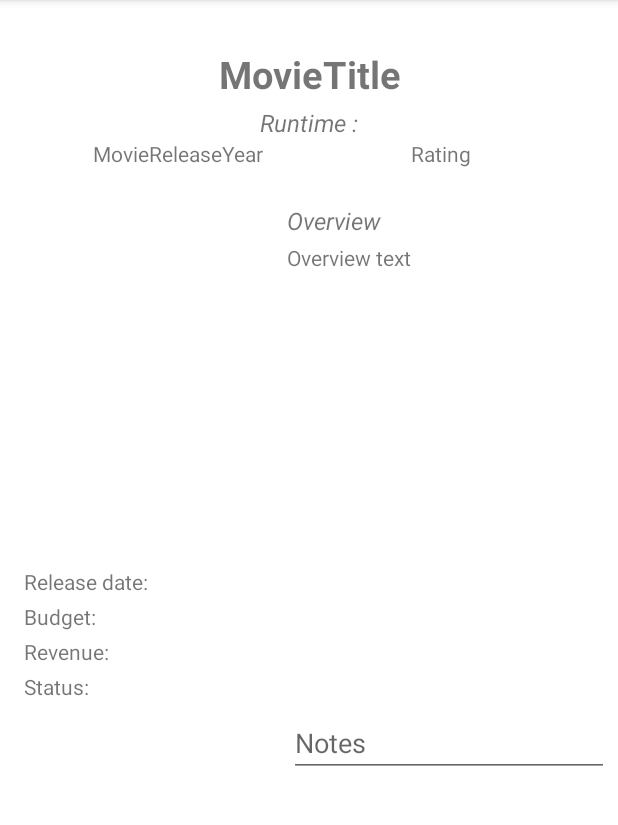
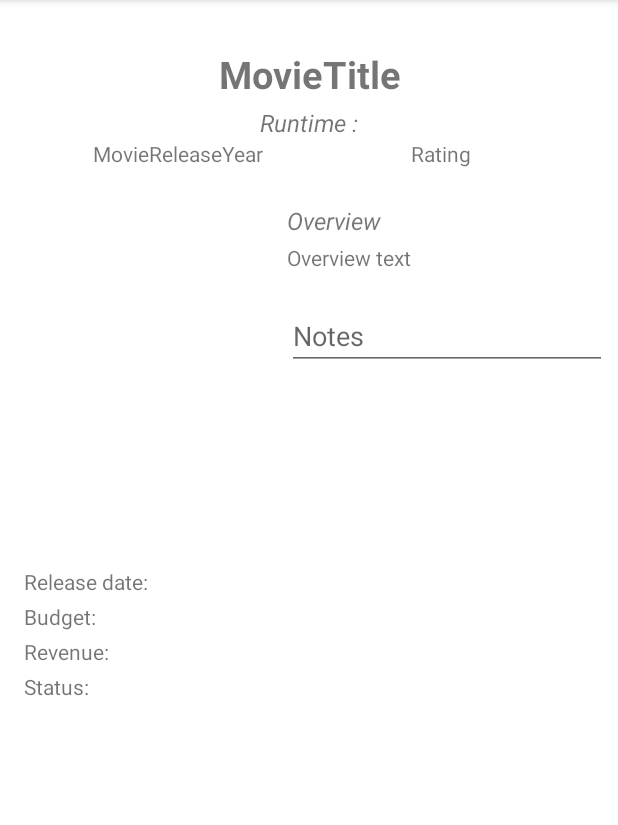
Before and after one commit to Warcerg/CinemaLib, an Android app: the fragment MovieDetailsFragment placed in its activity, on a phone screen of 412 x 824 dp, the part 84-909 px from its top. Run offline under Robolectric (Android 15) with nearby library versions, the phone set to English and light mode, and no system bars; libraries missing offline, so code that uses them is left out: coil.api.load; network calls fail; pictures from the network do not load.

Commit message:
Практическая работа 8
done

```diff
--- a/app/src/main/java/com/example/cinemalib/framework/ui/details/MovieDetailsFragment.kt
+++ b/app/src/main/java/com/example/cinemalib/framework/ui/details/MovieDetailsFragment.kt
@@ -12,14 +12,18 @@ import com.example.cinemalib.R
 import com.example.cinemalib.databinding.MovieDetailsFragmentBinding
 import com.example.cinemalib.model.AppState
 import com.example.cinemalib.model.entities.Movie
+import com.example.cinemalib.model.entities.MovieCard
 import com.example.cinemalib.model.received_data.ApiUtils
+import kotlinx.coroutines.*
 import org.koin.androidx.viewmodel.ext.android.viewModel
 
 
-class MovieDetailsFragment : Fragment() {
+class MovieDetailsFragment : Fragment(), CoroutineScope by MainScope() {
     private var _binding: MovieDetailsFragmentBinding? = null
     private val binding get() = _binding!!
     private val viewModel: MovieDetailsViewModel by viewModel()
+    private lateinit var movCard: MovieCard
+    private val yearSymbolCount = 4
 
     override fun onCreateView(
         inflater: LayoutInflater,
@@ -47,7 +51,7 @@ class MovieDetailsFragment : Fragment() {
                                 getString(R.string.movieDetails_runtime)
                                     .plus(appState.movieCardData.runtime.toString())
                             movieDetailsReleaseYear.text =
-                                appState.movieCardData.release_date.subSequence(0, 4)
+                                appState.movieCardData.release_date.subSequence(0, yearSymbolCount)
                             movieDetailsMovieRating.text = appState.movieCardData.rating.toString()
                             movieDetailsPosterImage.load("${ApiUtils.posterUrl}${appState.movieCardData.poster}") {
                                 scale(Scale.FIT)
@@ -72,11 +76,20 @@ class MovieDetailsFragment : Fragment() {
                                     .plus(" \n")
                                     .plus(appState.movieCardData.status)
                             movieDetailsNote.setText(appState.movieCardData.note)
+                            movCard = appState.movieCardData
                         }
                     }
                 })
 
             }
+        }
+    }
+
+    override fun onStop() {
+        super.onStop()
+        with(binding) {
+            movCard.note = movieDetailsNote.editableText.toString()
+            viewModel.updateEntity(movCard)
         }
     }
 
--- a/app/src/main/java/com/example/cinemalib/framework/ui/history/HistoryViewModel.kt
+++ b/app/src/main/java/com/example/cinemalib/framework/ui/history/HistoryViewModel.kt
@@ -9,10 +9,11 @@ import kotlinx.coroutines.Dispatchers
 import kotlinx.coroutines.MainScope
 import kotlinx.coroutines.launch
 
-class HistoryViewModel(private val repository: Repository) : ViewModel(), CoroutineScope by MainScope() {
+class HistoryViewModel(private val repository: Repository) : ViewModel(),
+    CoroutineScope by MainScope() {
     val historyLiveData: MutableLiveData<AppState> = MutableLiveData()
 
-    fun getAllHistory(){
+    fun getAllHistory() {
         launch(Dispatchers.IO) {
             historyLiveData.postValue(AppState.SuccessMovieCardHistory(repository.getAllHistory()))
         }
--- a/app/src/main/java/com/example/cinemalib/framework/ui/main/MainFragment.kt
+++ b/app/src/main/java/com/example/cinemalib/framework/ui/main/MainFragment.kt
@@ -9,9 +9,9 @@ import com.example.cinemalib.R
 import com.example.cinemalib.databinding.MainFragmentBinding
 import com.example.cinemalib.framework.ui.details.MovieDetailsFragment
 import com.example.cinemalib.framework.ui.adapters.MovieListAdapter
+import com.example.cinemalib.framework.ui.settings.SettingsFragment
 import com.example.cinemalib.model.AppState
 import com.example.cinemalib.model.entities.Movie
-import com.example.cinemalib.snackbarShow
 import com.google.android.material.snackbar.Snackbar
 import org.koin.androidx.viewmodel.ext.android.viewModel
 
@@ -25,7 +25,7 @@ class MainFragment : Fragment() {
     private var adapterTopMoviesList: MovieListAdapter? = null
     private val NOWPLAYING = "now_playing"
     private val TOPRATED = "top_rated"
-    private val IS_ADULT_FILTER = "ADULT_FILTER"
+
 
     private var isAdultFilter: Boolean = false
 
@@ -55,7 +55,8 @@ class MainFragment : Fragment() {
 
     private fun loadData() {
         activity?.let {
-            isAdultFilter = it.getPreferences(Context.MODE_PRIVATE).getBoolean(IS_ADULT_FILTER, false)
+            isAdultFilter =
+                it.getPreferences(Context.MODE_PRIVATE).getBoolean(SettingsFragment.ADULTFILTER, false)
         }
     }
 
@@ -108,7 +109,7 @@ class MainFragment : Fragment() {
                 }
                 ).apply {
                     if (isAdultFilter) {
-                        setMovieList(appState.movieData[1].filter { !it.adult})
+                        setMovieList(appState.movieData[1].filter { !it.adult })
                     } else {
                         setMovieList(appState.movieData[1])
                     }
--- a/app/src/main/java/com/example/cinemalib/model/database/HistoryEntity.kt
+++ b/app/src/main/java/com/example/cinemalib/model/database/HistoryEntity.kt
@@ -11,7 +11,7 @@ data class HistoryEntity(
   val release_date: String,
   val revenue: Int,
   val runtime: Int,
-  val plot_overview: String?,
+  val plot_overview: String,
   val rating: Double,
   val status: String,
   val poster: String,
--- a/app/src/main/java/com/example/cinemalib/model/repository/Repository.kt
+++ b/app/src/main/java/com/example/cinemalib/model/repository/Repository.kt
@@ -8,4 +8,6 @@ interface Repository {
     fun getMovieCardFromServer(movie_id: Int): MovieCard
     fun getAllHistory() : List<MovieCard>
     fun saveEntity(movieCard: MovieCard)
+    fun getNoteEntity(movie_id: Int) : String
+    fun isEntityExists(movie_id: Int) : Boolean
 }
--- a/app/src/main/res/layout/movie_details_fragment.xml
+++ b/app/src/main/res/layout/movie_details_fragment.xml
@@ -137,28 +137,17 @@
                 app:layout_constraintStart_toStartOf="@+id/movieDetailsMovieSynopsisHeader"
                 app:layout_constraintTop_toBottomOf="@+id/movieDetailsMovieSynopsisHeader" />
 
-            <TextView
-                android:id="@+id/movieDetailsMovieTriviaHeader"
+            <EditText
+                android:id="@+id/movieDetailsNote"
                 android:layout_width="wrap_content"
                 android:layout_height="wrap_content"
-                android:text="@string/movieDetails_trivia"
-                android:textSize="@dimen/movie_details_small_headings_text_size"
-                android:textStyle="italic"
-                android:visibility="invisible"
-                app:layout_constraintEnd_toEndOf="@+id/movieDetailsMovieSynopsisText"
-                app:layout_constraintHorizontal_bias="1.0"
-                app:layout_constraintStart_toStartOf="@+id/movieDetailsMovieSynopsisText"
-                app:layout_constraintTop_toBottomOf="@+id/movieDetailsMovieSynopsisText" />
+                android:ems="10"
+                android:layout_marginTop="@dimen/editText_margin_top"
+                android:hint="@string/notes"
+                android:inputType="textMultiLine"
+                android:selectAllOnFocus="false"
+                android:text="" />
 
-            <TextView
-                android:id="@+id/movieDetailsMovieTriviaText"
-                android:layout_width="wrap_content"
-                android:layout_height="wrap_content"
-                android:text="@string/movieDetails_triviatext"
-                android:visibility="invisible"
-                app:layout_constraintEnd_toEndOf="@+id/movieDetailsMovieTriviaHeader"
-                app:layout_constraintStart_toStartOf="@+id/movieDetailsMovieTriviaHeader"
-                app:layout_constraintTop_toBottomOf="@+id/movieDetailsMovieTriviaHeader" />
         </LinearLayout>
 
 
@@ -174,19 +163,4 @@
         app:layout_constraintTop_toBottomOf="@+id/movieDetailsReleaseYear"
         tools:srcCompat="@tools:sample/avatars" />
 
-    <EditText
-        android:id="@+id/movieDetailsNote"
-        android:layout_width="wrap_content"
-        android:layout_height="wrap_content"
-        android:ems="10"
-        android:hint="@string/notes"
-        android:inputType="text"
-        android:text=""
-        app:layout_constraintBottom_toBottomOf="parent"
-        app:layout_constraintEnd_toEndOf="parent"
-        app:layout_constraintHorizontal_bias="0.5"
-        app:layout_constraintStart_toEndOf="@+id/movieDetailsMovieStatus"
-        app:layout_constraintTop_toBottomOf="@+id/scrollView2"
-        app:layout_constraintVertical_bias="0.5" />
-
 </androidx.constraintlayout.widget.ConstraintLayout>
--- a/app/src/main/res/values/dimens.xml
+++ b/app/src/main/res/values/dimens.xml
@@ -28,4 +28,5 @@
     <dimen name="movie_details_small_headings_text_size">16sp</dimen>
     <dimen name="movie_details_linear_layout_details">5dp</dimen>
     <dimen name="history_card_height">200dp</dimen>
+    <dimen name="editText_margin_top">20dp</dimen>
 </resources>
```
Also changed, not shown: app/src/main/java/com/example/cinemalib/framework/ui/adapters/HistoryListAdapter.kt (+18 -14 lines), app/src/main/java/com/example/cinemalib/framework/ui/details/MovieDetailsViewModel.kt (+16 -3 lines), app/src/main/java/com/example/cinemalib/framework/ui/history/HistoryFragment.kt (+34 -9 lines), app/src/main/java/com/example/cinemalib/framework/ui/settings/SettingsFragment.kt (+5 -3 lines), app/src/main/java/com/example/cinemalib/model/database/HistoryDao.kt (+7 -1 lines), app/src/main/java/com/example/cinemalib/model/entities/MovieCard.kt (+18 -13 lines), app/src/main/java/com/example/cinemalib/model/repository/RepositoryImpl.kt (+28 -6 lines).
